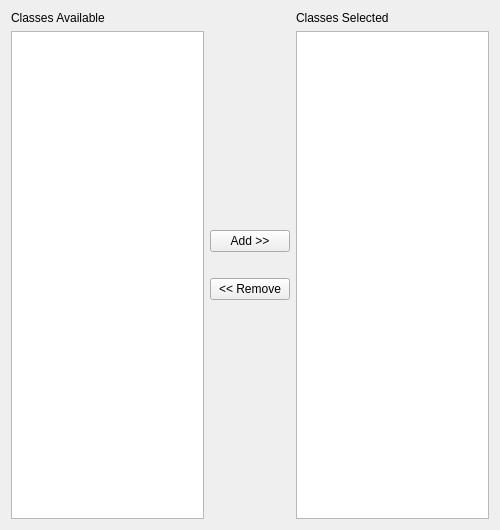
Above: umbrello/codegenwizard/codegenselectpage.ui from Elv13/Umbrello-ng2 before the change. Below: the same form after it.
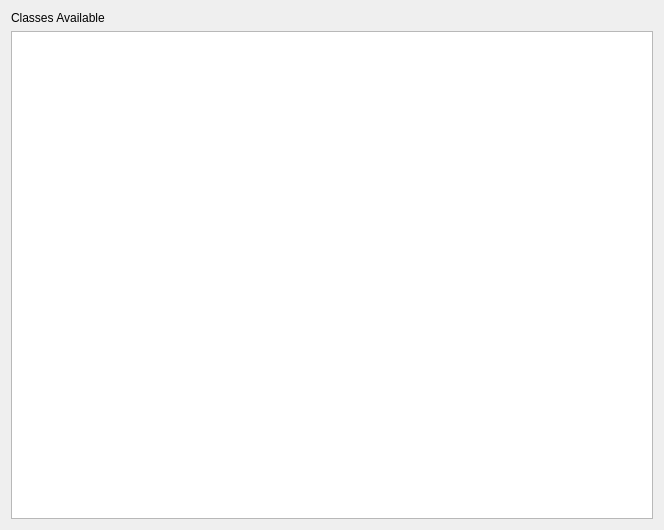
That is the form after the change. Icons and pictures are not drawn.

The edit to the form file:
```diff
--- a/umbrello/codegenwizard/codegenselectpage.ui
+++ b/umbrello/codegenwizard/codegenselectpage.ui
@@ -1,11 +1,11 @@
 <ui version="4.0" >
  <class>CodeGenSelectPage</class>
- <widget class="QWidget" name="CodeGenSelectPage" >
-  <property name="geometry" >
+ <widget class="QWidget" name="CodeGenSelectPage">
+  <property name="geometry">
    <rect>
     <x>0</x>
     <y>0</y>
-    <width>500</width>
+    <width>664</width>
     <height>530</height>
    </rect>
   </property>
@@ -44,109 +44,7 @@
          <property name="sortingEnabled" >
           <bool>true</bool>
          </property>
-        </widget>
-       </item>
-      </layout>
-     </item>
-     <item>
-      <layout class="QVBoxLayout" >
-       <item>
-        <spacer>
-         <property name="orientation" >
-          <enum>Qt::Vertical</enum>
-         </property>
-         <property name="sizeType" >
-          <enum>QSizePolicy::Expanding</enum>
-         </property>
-         <property name="sizeHint" >
-          <size>
-           <width>20</width>
-           <height>71</height>
-          </size>
-         </property>
-        </spacer>
-       </item>
-       <item>
-        <widget class="QPushButton" name="ui_addButton" >
-         <property name="toolTip" >
-          <string>Add class for code generation</string>
-         </property>
-         <property name="text" >
-          <string>Add >></string>
-         </property>
-         <property name="icon" >
-          <iconset>../../../../../../../</iconset>
-         </property>
-        </widget>
-       </item>
-       <item>
-        <spacer>
-         <property name="orientation" >
-          <enum>Qt::Vertical</enum>
-         </property>
-         <property name="sizeType" >
-          <enum>QSizePolicy::Fixed</enum>
-         </property>
-         <property name="sizeHint" >
-          <size>
-           <width>20</width>
-           <height>20</height>
-          </size>
-         </property>
-        </spacer>
-       </item>
-       <item>
-        <widget class="QPushButton" name="ui_removeButton" >
-         <property name="toolTip" >
-          <string>Remove class from Code Generation</string>
-         </property>
-         <property name="text" >
-          <string>&lt;&lt; Remove</string>
-         </property>
-         <property name="icon" >
-          <iconset>../../../../../../../</iconset>
-         </property>
-        </widget>
-       </item>
-       <item>
-        <spacer>
-         <property name="orientation" >
-          <enum>Qt::Vertical</enum>
-         </property>
-         <property name="sizeType" >
-          <enum>QSizePolicy::Expanding</enum>
-         </property>
-         <property name="sizeHint" >
-          <size>
-           <width>20</width>
-           <height>51</height>
-          </size>
-         </property>
-        </spacer>
-       </item>
-      </layout>
-     </item>
-     <item>
-      <layout class="QVBoxLayout" >
-       <property name="leftMargin" >
-        <number>0</number>
-       </property>
-       <item>
-        <widget class="QLabel" name="ui_labelListSelected" >
-         <property name="text" >
-          <string>Classes Selected</string>
-         </property>
-        </widget>
-       </item>
-       <item>
-        <widget class="QListWidget" name="ui_listSelected" >
-         <property name="alternatingRowColors" >
-          <bool>true</bool>
-         </property>
-         <property name="selectionMode" >
-          <enum>QAbstractItemView::ExtendedSelection</enum>
-         </property>
-         <property name="sortingEnabled" >
+         <property name="sortingEnabled">
           <bool>true</bool>
          </property>
         </widget>
```
Left out of the diff: 31 changed lines with no effect on the pictures.
